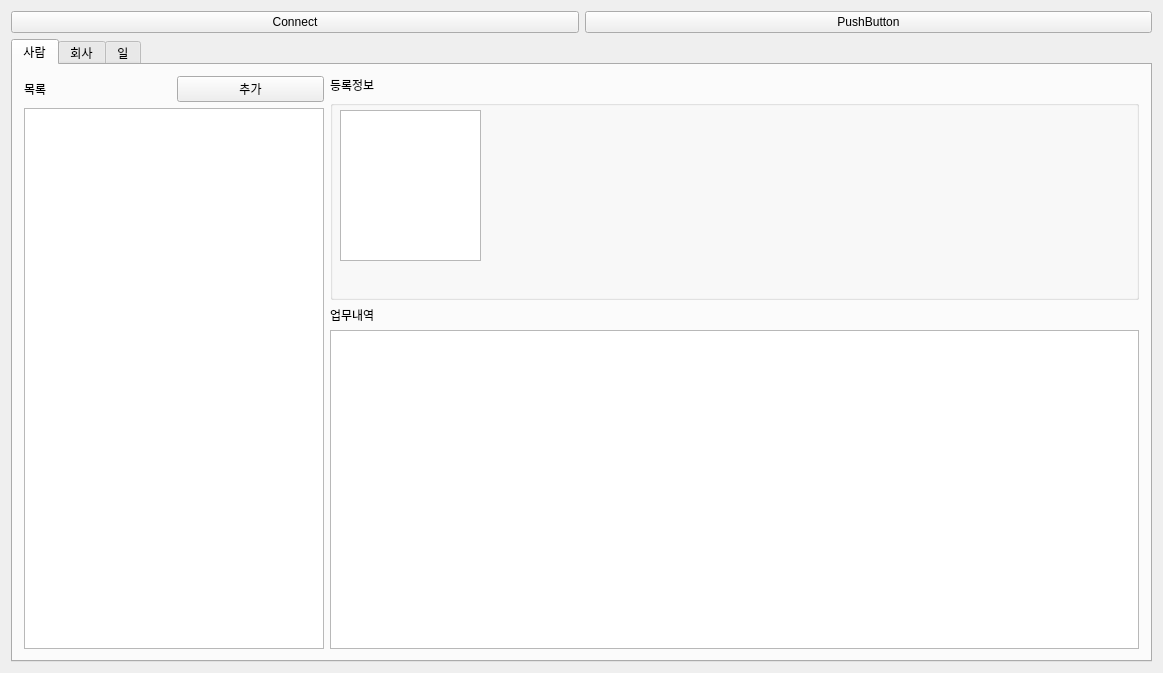
Hyuntae-Lee/HRM, file mainwindow.ui: the form before one commit.
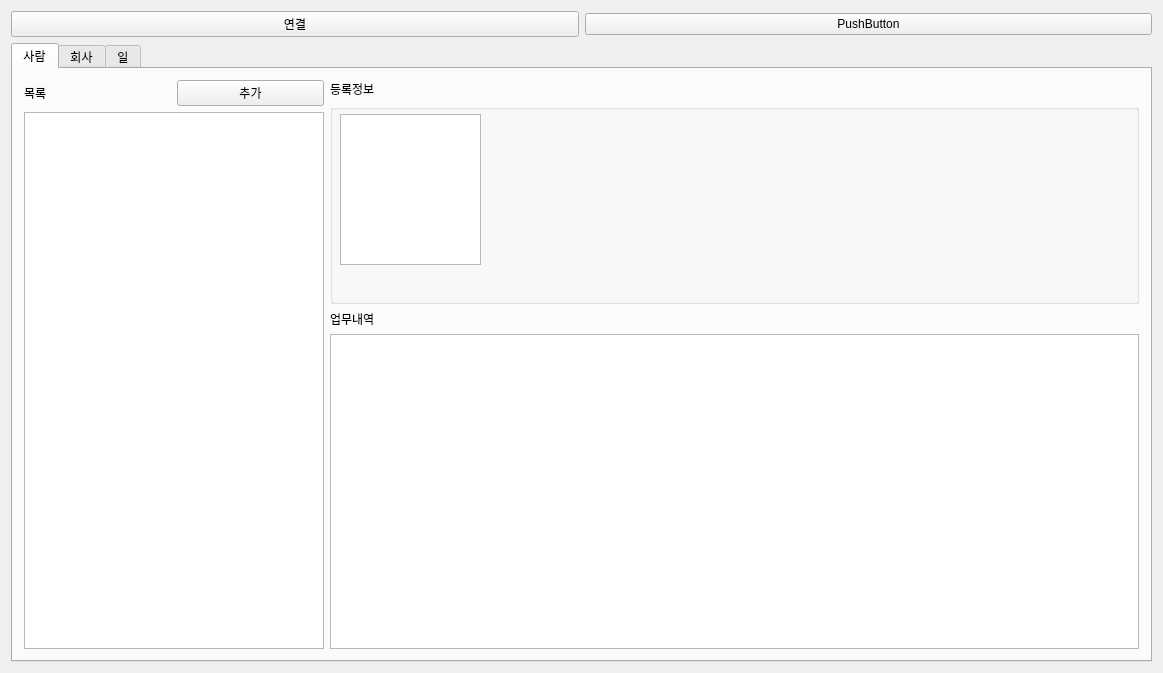
The form after the commit.

```diff
--- a/mainwindow.ui
+++ b/mainwindow.ui
@@ -26,7 +26,7 @@
       <item>
        <widget class="QPushButton" name="pushButton_connectDB">
         <property name="text">
-         <string>Connect</string>
+         <string>연결</string>
         </property>
        </widget>
       </item>
```
